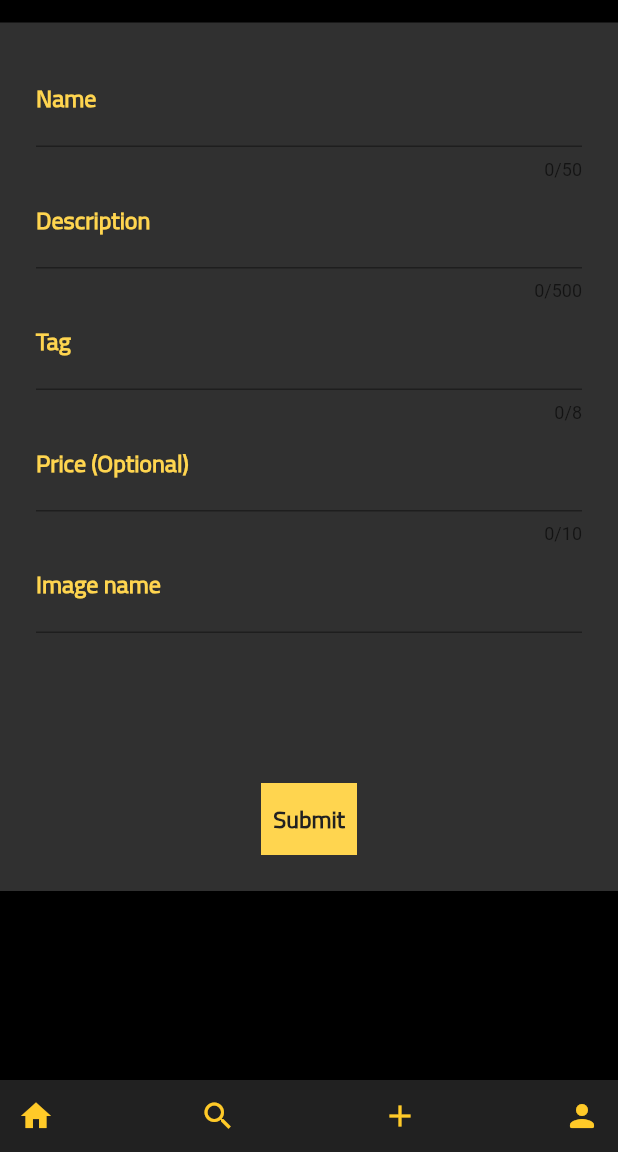
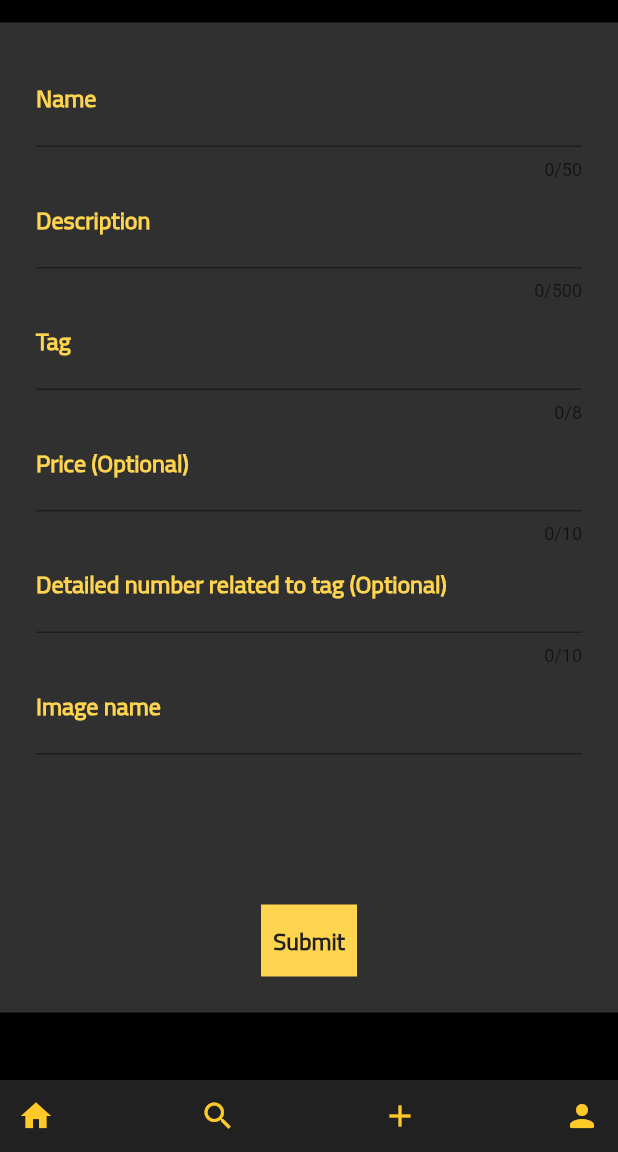
Before and after one commit to Logan-Lafauci/CollectR, a Flutter app: the screen it shows after launch, item 3 of the bottom bar chosen, on a phone screen of 412 x 824 dp, the part 84-1236 px from its top. Run offline on Flutter 3.47's test engine with Material 2 defaults, Android fonts, the phone set to English and light mode, and no system bars.

Commit message:
Added a detailed number and changed the input text color

```diff
--- a/lib/add.dart
+++ b/lib/add.dart
@@ -1,3 +1,4 @@
+import 'package:collectr/feed.dart';
 import 'package:flutter/material.dart';
 import 'package:flutter/services.dart';
 import 'main.dart';
@@ -18,13 +19,30 @@ class AddScreenState extends State<Add> {
   String _name = "";
   String _description = "";
   double _price = -1.0;
+  int _detail = 0;
   String _imagePath = "";
-  String _tag = "";
+  String _tag = filterTag;
+
+  String detailText(_tag)
+  {
+    print(_tag);
+    if(_tag == 'MUSIC'){
+      return 'Number of songs (Optional)';
+    }
+    else if(_tag == 'BOOK'){
+      return 'Number of Pages (Optional)';
+    }
+    else if(_tag == 'ETC' || _tag == 'FIGURE'){
+      return 'Size of item in inches (Optional)';
+    }
+    return 'Detailed number related to tag (Optional)';
+  }
 
   final GlobalKey<FormState> _formKey = GlobalKey<FormState>();
 
   Widget _buildName(){
     return TextFormField(
+      style: const TextStyle(color: Colors.white),
       decoration: InputDecoration(
         labelText: 'Name',
         labelStyle: TextStyle(
@@ -50,6 +68,7 @@ class AddScreenState extends State<Add> {
 
   Widget _buildDescription(){
     return TextFormField(
+      style: const TextStyle(color: Colors.white),
       decoration: InputDecoration(
         labelText: 'Description',
         labelStyle: TextStyle(
@@ -75,6 +94,7 @@ class AddScreenState extends State<Add> {
 
   Widget _buildTag(){
     return TextFormField(
+      style: const TextStyle(color: Colors.white),
       decoration: InputDecoration(
         labelText: 'Tag',
         labelStyle: TextStyle(
@@ -100,6 +120,7 @@ class AddScreenState extends State<Add> {
 
   Widget _buildPrice(){
     return TextFormField(
+      style: const TextStyle(color: Colors.white),
       decoration: InputDecoration(
         labelText: 'Price (Optional)',
         labelStyle: TextStyle(
@@ -126,9 +147,38 @@ class AddScreenState extends State<Add> {
     );
   }
 
+   Widget _buildDetail(){
+    return TextFormField(
+      style: const TextStyle(color: Colors.white),
+      decoration: InputDecoration(
+        labelText: detailText(_tag),
+        labelStyle: TextStyle(
+          fontSize:  16.0,
+          fontWeight: FontWeight.bold,
+          color: Colors.amber[300],
+          fontFamily: 'Cairo',
+        ),
+      ),
+      keyboardType: TextInputType.number,
+      inputFormatters: <TextInputFormatter>[
+        FilteringTextInputFormatter.digitsOnly
+      ],
+      maxLength: 10,
+      onSaved: (value) {
+        if (value == null || value.isEmpty) {
+          _detail = 0;
+        }
+        else
+        {
+          _detail = int.parse(value);
+        }
+      },
+    );
+  }
+
   Widget _buildImagePath(){
     return TextFormField(
-
+      style: const TextStyle(color: Colors.white),
       decoration: InputDecoration(
         labelText: 'Image name',
         labelStyle: TextStyle(
@@ -184,8 +234,9 @@ class AddScreenState extends State<Add> {
                     children: <Widget>[
                       _buildName(),
                       _buildDescription(),
-                      _buildTag(),
+                      if(filterTag == 'ALL') _buildTag(),
                       _buildPrice(),
+                      _buildDetail(),
                       _buildImagePath(),
                       const SizedBox(height: 100),
 
@@ -235,7 +286,7 @@ class AddScreenState extends State<Add> {
         ),
 
 
-        bottomNavigationBar: const AppBarBot(),
+        bottomNavigationBar:  AppBarBot(),
         backgroundColor: Colors.black,
       );
 
--- a/lib/collectible.dart
+++ b/lib/collectible.dart
@@ -2,13 +2,15 @@ class Collectible {
   String _name;
   String _description;
   double _price = -1; //If price is negative the item is not for sale
+  int _detail = 0;//if detail is zero display nothing
   String _imagePath;
   String _owner;
   String _tag;
   var commentList = <String>[];
 
-  Collectible(this._name, this._description, this._owner, this._imagePath, this._tag, {price = -1}) {
+  Collectible(this._name, this._description, this._owner, this._imagePath, this._tag, {price = -1, detail = 0}) {
     _price = price;
+    _detail = detail;
   }
 
   String get getName => _name;
@@ -22,6 +24,8 @@ class Collectible {
   String get getOwner => _owner;
 
   String get getTag => _tag;
+
+  int get getDetail => _detail;
 
   set setName(String _name) {
     this._name = _name;
@@ -50,4 +54,8 @@ class Collectible {
   void addComment(String comment){
     commentList.add(comment);
   }
+
+  set setDetail(int _detail) {
+    this._detail = _detail;
+  }
 }
--- a/lib/feed.dart
+++ b/lib/feed.dart
@@ -20,6 +20,7 @@ var filteredList;
 class _FeedState extends State<Feed> {
   late String tag;
   _FeedState(this.tag){
+    filterTag = tag;
     filteredList = filter(tag);
   }
 
--- a/lib/main.dart
+++ b/lib/main.dart
@@ -6,6 +6,7 @@ import 'feed.dart';
 
 
 var allCollectibles = <Collectible>[];
+String filterTag = 'ALL';
 
 void addCollectible(User poster, String name, String description, String imagePath, String tag, {double price = -1.0}){
   Collectible newPost = Collectible(name, description, poster.getUsername, imagePath, tag, price: price);
```
